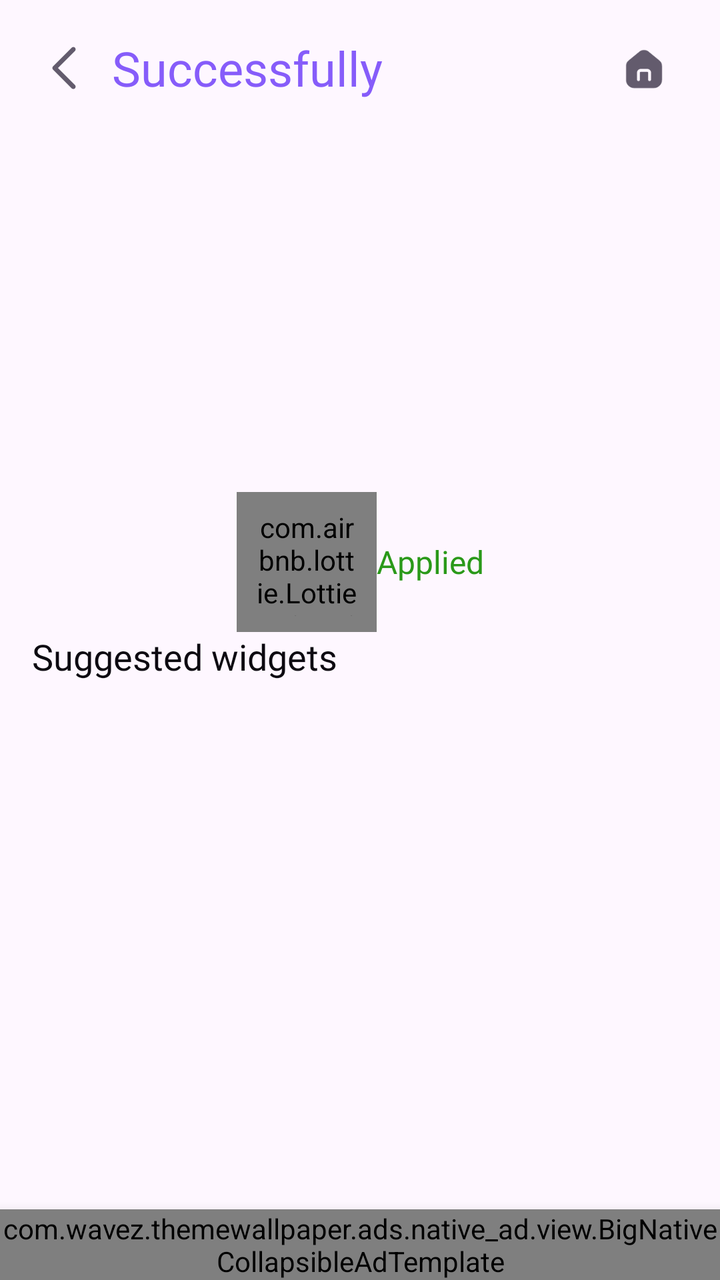
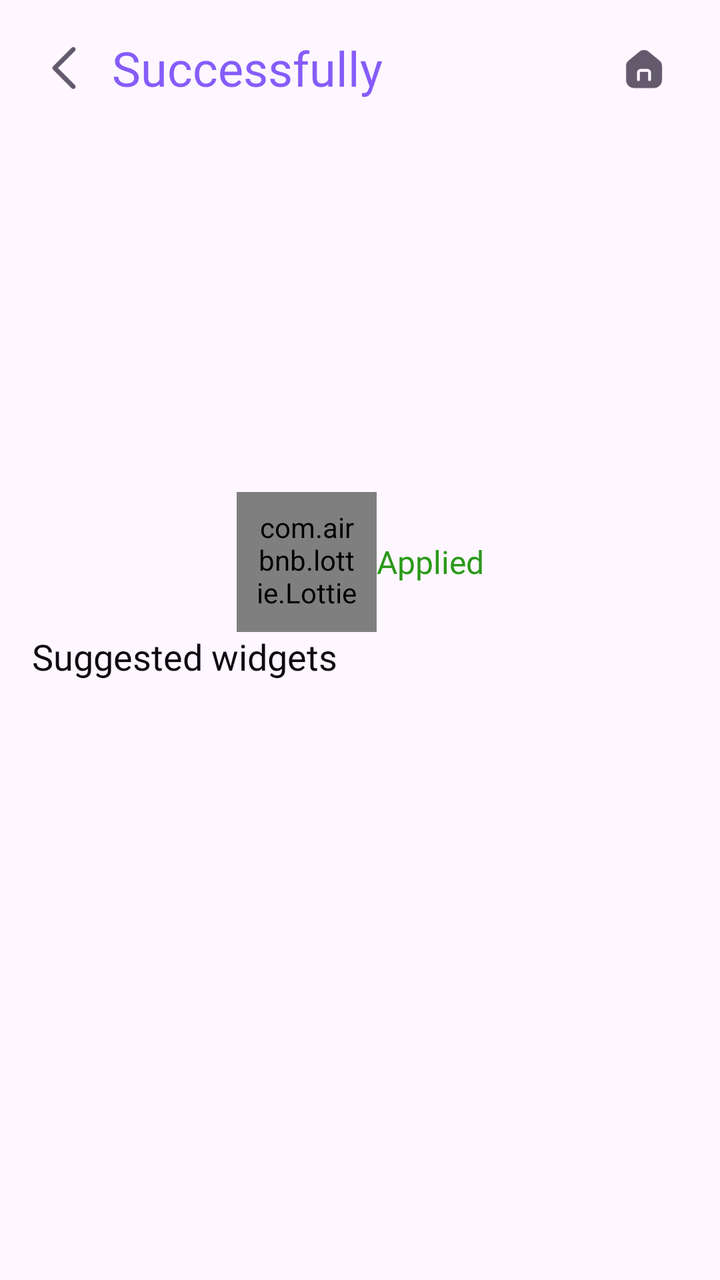

Screens rendered from an Android XML layout before and after an edit, with the pre-edit source and the edit as a unified diff.
<!-- AndroidManifest.xml: application theme Theme.ThemeWallpaper -->
<!-- res/layout/activity_success_widgets.xml -->
<?xml version="1.0" encoding="utf-8"?>
<androidx.constraintlayout.widget.ConstraintLayout xmlns:android="http://schemas.android.com/apk/res/android"
    xmlns:app="http://schemas.android.com/apk/res-auto"
    xmlns:tools="http://schemas.android.com/tools"
    android:id="@+id/main"
    android:layout_width="match_parent"
    android:layout_height="match_parent"
    tools:context=".ui.widgets.WidgetsSuccessActivity">

    <LinearLayout
        android:id="@+id/toolbar"
        android:layout_width="match_parent"
        android:layout_height="wrap_content"
        android:gravity="center"
        android:orientation="horizontal"
        android:paddingVertical="10dp"
        android:paddingStart="8dp"
        android:paddingEnd="16dp"
        app:layout_constraintTop_toTopOf="parent">

        <androidx.appcompat.widget.AppCompatImageView
            android:id="@+id/btnBack"
            android:layout_width="48dp"
            android:layout_height="48dp"
            android:background="?selectableItemBackground"
            android:padding="10dp"
            android:src="@drawable/ic_back_1" />

        <androidx.appcompat.widget.AppCompatTextView
            android:id="@+id/tvTitle"
            style="@style/NunitoExtraBold.24"
            android:layout_width="0dp"
            android:layout_height="wrap_content"
            android:layout_weight="1"
            android:ellipsize="end"
            android:maxLines="1"
            android:text="@string/successfully"
            android:textColor="@color/primary_high_em" />

        <androidx.appcompat.widget.AppCompatImageView
            android:id="@+id/btnHome"
            android:layout_width="44dp"
            android:layout_height="44dp"
            android:background="?selectableItemBackground"
            android:padding="10dp"
            android:src="@drawable/ic_home" />

    </LinearLayout>

    <androidx.core.widget.NestedScrollView
        android:layout_width="match_parent"
        android:layout_height="0dp"
        app:layout_constraintBottom_toTopOf="@+id/banner_ads"
        app:layout_constraintTop_toBottomOf="@+id/toolbar">

        <androidx.constraintlayout.widget.ConstraintLayout
            android:layout_width="match_parent"
            android:layout_height="wrap_content">

            <androidx.appcompat.widget.AppCompatImageView
                android:id="@+id/ivImage"
                android:layout_width="0dp"
                android:layout_height="0dp"
                android:layout_marginTop="16dp"
                app:layout_constraintDimensionRatio="1"
                app:layout_constraintEnd_toEndOf="parent"
                app:layout_constraintStart_toStartOf="parent"
                app:layout_constraintTop_toTopOf="parent"
                app:layout_constraintWidth_percent="0.45" />


            <LinearLayout
                android:id="@+id/tvApplied"
                android:layout_width="wrap_content"
                android:layout_height="wrap_content"
                android:gravity="center"
                android:orientation="horizontal"
                app:layout_constraintEnd_toEndOf="parent"
                app:layout_constraintStart_toStartOf="parent"
                app:layout_constraintTop_toBottomOf="@+id/ivImage">

                <com.airbnb.lottie.LottieAnimationView
                    android:id="@+id/lottieLoading"
                    android:layout_width="70dp"
                    android:layout_height="70dp"
                    android:padding="8dp"
                    android:visibility="visible"
                    app:lottie_autoPlay="true"
                    app:lottie_loop="true"
                    app:lottie_rawRes="@raw/done" />

                <androidx.appcompat.widget.AppCompatTextView
                    style="@style/NunitoMedium.16"
                    android:layout_width="wrap_content"
                    android:layout_height="wrap_content"
                    android:text="@string/applied"
                    android:textColor="@color/success_high_em" />

            </LinearLayout>

            <androidx.appcompat.widget.AppCompatTextView
                android:id="@+id/tvSuggested"
                style="@style/NunitoSemiBold.18"
                android:layout_width="match_parent"
                android:layout_height="wrap_content"
                android:layout_marginHorizontal="16dp"
                android:text="@string/suggested_widgets"
                android:textColor="@color/text_high_em"
                app:layout_constraintTop_toBottomOf="@+id/tvApplied" />

            <androidx.recyclerview.widget.RecyclerView
                android:id="@+id/rcvWidget"
                android:layout_width="match_parent"
                android:layout_height="wrap_content"
                android:layout_marginHorizontal="10dp"
                android:layout_marginTop="16dp"
                android:orientation="horizontal"
                app:layoutManager="androidx.recyclerview.widget.LinearLayoutManager"
                app:layout_constraintTop_toBottomOf="@+id/tvSuggested" />


        </androidx.constraintlayout.widget.ConstraintLayout>


    </androidx.core.widget.NestedScrollView>

    <com.ads.admob.banner_ads.BannerAdView
        android:id="@+id/banner_ads"
        android:layout_width="match_parent"
        android:layout_height="wrap_content"
        app:layout_constraintBottom_toBottomOf="parent" />

    <com.wavez.themewallpaper.ads.native_ad.view.BigNativeCollapsibleAdTemplate
        android:id="@+id/nativeGetTheme"
        android:layout_width="match_parent"
        android:layout_height="wrap_content"
        android:elevation="10dp"
        app:layout_constraintBottom_toBottomOf="parent" />

</androidx.constraintlayout.widget.ConstraintLayout>
<!-- resources referenced by this layout -->
<resources>
  <color name="primary_high_em">#865CFA</color>
  <color name="success_high_em">#2A9919</color>
  <color name="text_high_em">#0D0A11</color>
  <!-- drawable ic_back_1 (drawable) -->
  <vector xmlns:android="http://schemas.android.com/apk/res/android"
      android:width="22dp"
      android:height="22dp"
      android:viewportWidth="22"
      android:viewportHeight="22">
      <path
          android:fillColor="#FF635B6D"
          android:pathData="M15.31 3.02c0.36 0.36 0.36 0.94 0 1.3L8.63 11l6.68 6.69c0.36 0.35 0.36 0.93 0 1.3-0.35 0.35-0.93 0.35-1.3 0L6.7 11.64c-0.36-0.36-0.36-0.94 0-1.3l7.33-7.33c0.36-0.36 0.94-0.36 1.3 0Z"/>
  </vector>
  <!-- drawable ic_home (drawable) -->
  <vector xmlns:android="http://schemas.android.com/apk/res/android"
      android:width="20dp"
      android:height="20dp"
      android:viewportWidth="20"
      android:viewportHeight="20">
      <path
          android:fillColor="#FF635B6D"
          android:fillType="evenOdd"
          android:pathData="M12.9 14.87c0 0.33-0.27 0.6-0.6 0.6-0.33 0-0.6-0.27-0.6-0.6v-3c0-0.15-0.12-0.26-0.26-0.26H8.56c-0.14 0-0.25 0.11-0.25 0.25v3c0 0.34-0.28 0.61-0.61 0.61-0.33 0-0.6-0.27-0.6-0.6v-3c0-0.81 0.65-1.47 1.46-1.47h2.88c0.8 0 1.47 0.66 1.47 1.46v3Zm3.5-8.03l-4.5-3.67c-1.1-0.9-2.7-0.9-3.8 0L3.6 6.84C2.9 7.4 2.5 8.25 2.5 9.16v5.8c0 1.8 1.47 3.37 3.29 3.37h8.42c1.81 0 3.29-1.56 3.29-3.37v-5.8c0-0.9-0.4-1.75-1.1-2.32Z"/>
  </vector>
  <string name="applied">Applied</string>
  <string name="successfully">Successfully</string>
  <string name="suggested_widgets">Suggested widgets</string>
  <style name="NunitoExtraBold.24" parent="NunitoExtraBold">
          <item name="android:textSize">24sp</item>
      </style>
  <style name="NunitoMedium.16" parent="NunitoMedium">
          <item name="android:textSize">16sp</item>
      </style>
  <style name="NunitoSemiBold.18" parent="NunitoSemiBold">
          <item name="android:textSize">18sp</item>
      </style>
  <style name="Theme.ThemeWallpaper" parent="Base.Theme.P67ControllerWidget" />
  <style name="NunitoExtraBold" parent="NunitoBase">
          <item name="android:fontFamily">@font/nunito_extra_bold</item>
      </style>
  <style name="NunitoMedium" parent="NunitoBase">
          <item name="android:fontFamily">@font/nunito_medium</item>
      </style>
  <style name="NunitoSemiBold" parent="NunitoBase">
          <item name="android:fontFamily">@font/nunito_semibold</item>
      </style>
  <style name="Base.Theme.P67ControllerWidget" parent="Theme.Material3.Light.NoActionBar">
          
          
          <item name="android:statusBarColor">@color/white</item>
          <item name="android:windowLightStatusBar">false</item>
          <item name="statusBarBackground">@color/white</item>
          <item name="android:windowOptOutEdgeToEdgeEnforcement" tools:targetApi="35">true</item>
  
      </style>
  <style name="NunitoBase">
          <item name="android:fontFamily">@font/nunito</item>
      </style>
  <color name="white">#FFFFFFFF</color>
</resources>

<!-- the commit's change to res/layout/activity_success_widgets.xml (unified diff, before → after) -->
@@ -50,7 +50,7 @@
     <androidx.core.widget.NestedScrollView
         android:layout_width="match_parent"
         android:layout_height="0dp"
-        app:layout_constraintBottom_toTopOf="@+id/banner_ads"
+        app:layout_constraintBottom_toBottomOf="parent"
         app:layout_constraintTop_toBottomOf="@+id/toolbar">
 
         <androidx.constraintlayout.widget.ConstraintLayout
@@ -123,18 +123,4 @@
 
 
     </androidx.core.widget.NestedScrollView>
-
-    <com.ads.admob.banner_ads.BannerAdView
-        android:id="@+id/banner_ads"
-        android:layout_width="match_parent"
-        android:layout_height="wrap_content"
-        app:layout_constraintBottom_toBottomOf="parent" />
-
-    <com.wavez.themewallpaper.ads.native_ad.view.BigNativeCollapsibleAdTemplate
-        android:id="@+id/nativeGetTheme"
-        android:layout_width="match_parent"
-        android:layout_height="wrap_content"
-        android:elevation="10dp"
-        app:layout_constraintBottom_toBottomOf="parent" />
-
 </androidx.constraintlayout.widget.ConstraintLayout>
